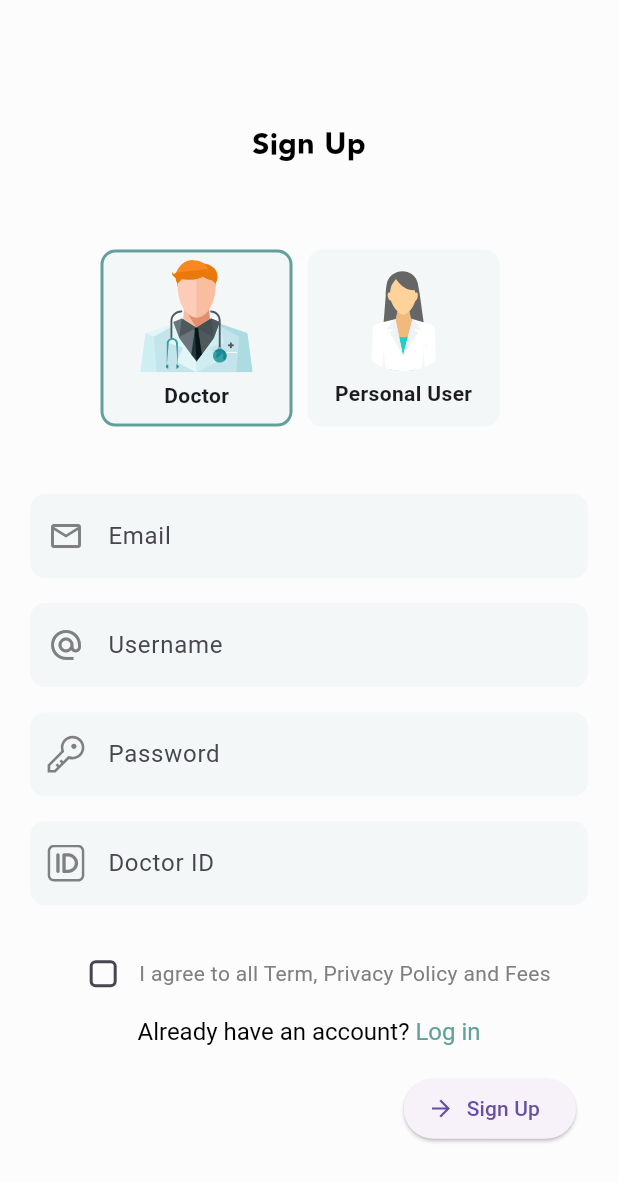
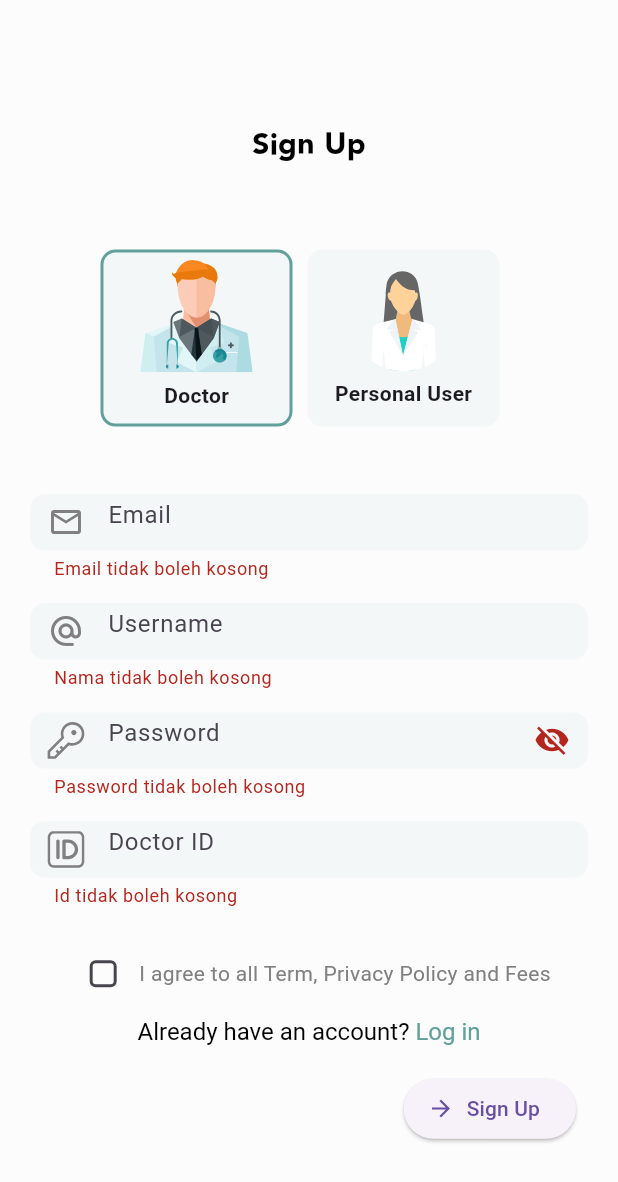
Before and after one commit to kiminandayo19/Mom_Kids_App, a Flutter app: the RegisterScreens screen opened directly, after a tap on "Sign Up", on a phone screen of 412 x 824 dp. Shown: the top 1182 px of the screen. Run offline on Flutter 3.47's test engine with Material 2 defaults, Android fonts, the phone set to English and light mode, and no system bars; our stand-ins replace flutter_svg, fluttertoast, shared_preferences; accounts and stored records are empty; Roboto replaces fonts that are missing (Avenir-Roman).

Commit message:
Login Register Logout

```diff
--- a/lib/main.dart
+++ b/lib/main.dart
@@ -16,7 +16,7 @@ class MomAndKids extends StatelessWidget {
   @override
   Widget build(BuildContext context) {
     return MaterialApp(
-      title: "mom and kids",
+      title: "Mom and Kids",
       debugShowCheckedModeBanner: false,
       theme: ThemeData(
         useMaterial3: true,
--- a/lib/routes.dart
+++ b/lib/routes.dart
@@ -1,6 +1,6 @@
 import 'package:flutter/material.dart';
 import 'package:mom_and_kids_app/screens/LoginPage/login_screens.dart';
-import 'package:mom_and_kids_app/screens/home/main_home.dart';
+// import 'package:mom_and_kids_app/screens/home/main_home.dart';
 import 'package:mom_and_kids_app/screens/register/register_screen.dart';
 import 'screens/GetStarted/get_started_detail_screen.dart';
 import 'screens/GetStarted/get_started_screen.dart';
@@ -22,5 +22,5 @@ final Map<String, WidgetBuilder> routes = {
   Subscription.routesName: (context) => const Subscription(),
   Payments.routesName: (context) => const Payments(),
   RegisterScreens.routesName: (context) => const RegisterScreens(),
-  Screens.routesName: (context) => const Screens(),
+  // Screens.routesName: (context) => Screens(),
 };
--- a/lib/screens/register/register_screen.dart
+++ b/lib/screens/register/register_screen.dart
@@ -3,66 +3,82 @@ import 'package:flutter/material.dart';
 import 'package:flutter_svg/flutter_svg.dart';
 import 'package:http/http.dart' as http;
 import 'package:fluttertoast/fluttertoast.dart';
-import 'package:mom_and_kids_app/Widgets/button.dart';
 import 'package:mom_and_kids_app/Widgets/to_login.dart';
-import 'package:mom_and_kids_app/screens/LoginPage/login_screens.dart';
+// import 'package:mom_and_kids_app/screens/LoginPage/login_screens.dart';
 
 class RegisterScreens extends StatefulWidget {
   static String routesName = "/register-page";
   const RegisterScreens({super.key});
 
   @override
-  _RegisterScreensState createState() => _RegisterScreensState();
+  State<RegisterScreens> createState() => _RegisterScreensState();
 }
 
 class _RegisterScreensState extends State<RegisterScreens>
     with TickerProviderStateMixin {
-  final _regFormKey = GlobalKey();
-  String? userName, userEmail, userPassword, userDoctorName, userDoctorEmail, userDoctorPassword;
-  int? userDoctorId;
+  final _key = GlobalKey<FormState>();
+  String? userName, userEmail, userPassword, userDoctorName, userDoctorEmail, userDoctorPassword, userDoctorId;
 
-  // Doctor Form Controller
-  TextEditingController userDoctorNameController = TextEditingController();
-  TextEditingController userDoctorEmailController = TextEditingController();
-  TextEditingController userDoctorPasswordController = TextEditingController();
-  TextEditingController userDoctorIdController = TextEditingController();
+  // // Doctor Form Controller
+  // TextEditingController userDoctorNameController = TextEditingController();
+  // TextEditingController userDoctorEmailController = TextEditingController();
+  // TextEditingController userDoctorPasswordController = TextEditingController();
+  // TextEditingController userDoctorIdController = TextEditingController();
+  //
+  // // User Form Controller
+  // TextEditingController userNameController = TextEditingController();
+  // TextEditingController userEmailController = TextEditingController();
+  // TextEditingController userPasswordController = TextEditingController();
 
-  // User Form Controller
-  TextEditingController userNameController = TextEditingController();
-  TextEditingController userEmailController = TextEditingController();
-  TextEditingController userPasswordController = TextEditingController();
+  bool _secureText = true;
 
+  showHide() {
+    setState(() {
+      _secureText = !_secureText;
+    });
+  }
 
-  Future register() async {
+  check() {
+    final form = _key.currentState!;
+    if(form.validate()) {
+      form.save();
+      register();
+    }
+  }
+
+  register() async {
     String apiurl = "http://192.168.1.9/momkids/register.php"; //api url
     //dont use http://localhost , because emulator don't get that address
-    //insted use your local IP address or use live URL
+    //instead use your local IP address or use live URL
     //hit "ipconfig" in windows or "ip a" in linux to get you local IP
-    var response = await http.post(Uri.parse(apiurl), body: {
-      'userEmail': userEmailController, //get the username text
-      'userPassword': userPasswordController, //get password text
-      'userDoctorEmail': userDoctorEmailController, //get the doctor username text
-      'userDoctorPassword': userDoctorPasswordController,  //get doctor password text
-      'userDoctorId': userDoctorIdController  //get doctor id text
+    final response = await http.post(Uri.parse(apiurl), body: {
+      'userEmail': userEmail, //get the username text
+      'userPassword': userPassword, //get password text
+      'userDoctorEmail': userDoctorEmail, //get the doctor username text
+      'userDoctorPassword': userDoctorPassword,  //get doctor password text
+      'userDoctorId': userDoctorId  //get doctor id text
     });
-    var data = json.decode(response.body);
-    if (data == "Error") {
+    final data = json.decode(response.body);
+    int value = data['value'];
+    if (value == 1 ) {
+      setState(() {
+        Navigator.pop(context);
+      });
       Fluttertoast.showToast(
-          msg: "User already exist.",
+          msg: "Akun anda berhasil didaftarkan.",
+          toastLength: Toast.LENGTH_SHORT,
+          gravity: ToastGravity.CENTER,
+          timeInSecForIosWeb: 1,
+          textColor: Colors.green,
+          fontSize: 25.0);
+    } else {
+      Fluttertoast.showToast(
+          msg: "Email sudah terdaftar.",
           toastLength: Toast.LENGTH_SHORT,
           gravity: ToastGravity.CENTER,
           timeInSecForIosWeb: 1,
           textColor: Colors.red,
           fontSize: 25.0);
-    } else {
-      Fluttertoast.showToast(
-          msg: "Registration successful.",
-          toastLength: Toast.LENGTH_SHORT,
-          gravity: ToastGravity.CENTER,
-          timeInSecForIosWeb: 1,
-          textColor: Colors.green,
-          fontSize: 25.0);
-      Navigator.push(context, MaterialPageRoute(builder: (context)=>LoginScreens(),),);
     }
   }
 
@@ -181,6 +197,7 @@ class _RegisterScreensState extends State<RegisterScreens>
 
   Form doctorFormRegist() {
     return Form(
+      key: _key,
       child: Column(
         children: [
           const SizedBox(
@@ -238,10 +255,10 @@ class _RegisterScreensState extends State<RegisterScreens>
             children: <Widget>[
               ElevatedButton.icon(
                   onPressed: () {
-                    register();
+                    check();
                   },
-                  icon: Icon(Icons.arrow_forward),
-                  label: Text('Sign Up')),
+                  icon: const Icon(Icons.arrow_forward),
+                  label: const Text('Sign Up')),
             ],
           ),
         ],
@@ -251,6 +268,7 @@ class _RegisterScreensState extends State<RegisterScreens>
 
   Form userFormRegist() {
     return Form(
+      key: _key,
       child: Column(
         children: [
           const SizedBox(
@@ -304,10 +322,10 @@ class _RegisterScreensState extends State<RegisterScreens>
             children: <Widget>[
               ElevatedButton.icon(
                   onPressed: () {
-                    register();
+                    check();
                   },
-                  icon: Icon(Icons.arrow_forward),
-                  label: Text('Sign Up')),
+                  icon: const Icon(Icons.arrow_forward),
+                  label: const Text('Sign Up')),
             ],
           ),
         ],
@@ -321,7 +339,13 @@ class _RegisterScreensState extends State<RegisterScreens>
       width: MediaQuery.of(context).size.width,
       height: MediaQuery.of(context).size.height * 0.07,
       child: TextFormField(
-        controller: userDoctorEmailController,
+        validator: (e) {
+          if (e!.isEmpty) {
+            return "Email tidak boleh kosong";
+          }
+          return null;
+        },
+        onSaved: (e)=>userDoctorEmail = e,
         keyboardType: TextInputType.emailAddress,
         decoration: InputDecoration(
           border: OutlineInputBorder(
@@ -352,7 +376,13 @@ class _RegisterScreensState extends State<RegisterScreens>
       width: MediaQuery.of(context).size.width,
       height: MediaQuery.of(context).size.height * 0.07,
       child: TextFormField(
-        controller: userDoctorNameController,
+        validator: (e) {
+          if (e!.isEmpty) {
+            return "Nama tidak boleh kosong";
+          }
+          return null;
+        },
+        onSaved: (e)=>userDoctorName = e,
         keyboardType: TextInputType.text,
         decoration: InputDecoration(
           border: OutlineInputBorder(
@@ -383,13 +413,23 @@ class _RegisterScreensState extends State<RegisterScreens>
       width: MediaQuery.of(context).size.width,
       height: MediaQuery.of(context).size.height * 0.07,
       child: TextFormField(
-        controller: userDoctorPasswordController,
-        obscureText: true,
+          validator: (e) {
+            if (e!.isEmpty) {
+              return "Password tidak boleh kosong";
+            }
+            return null;
+          },
+        onSaved: (e)=>userDoctorPassword = e,
+        obscureText: _secureText,
         keyboardType: TextInputType.text,
         decoration: InputDecoration(
           border: OutlineInputBorder(
             borderRadius: BorderRadius.circular(10),
             borderSide: const BorderSide(width: 0, style: BorderStyle.none),
+          ),
+          suffixIcon: IconButton(
+            onPressed: showHide,
+            icon: Icon(_secureText ? Icons.visibility_off : Icons.visibility),
           ),
           filled: true,
           fillColor: const Color(0XFFF4F7F8),
@@ -414,7 +454,13 @@ class _RegisterScreensState extends State<RegisterScreens>
       width: MediaQuery.of(context).size.width,
       height: MediaQuery.of(context).size.height * 0.07,
       child: TextFormField(
-        controller: userDoctorIdController,
+        validator: (e) {
+          if (e!.isEmpty) {
+            return "Id tidak boleh kosong";
+          }
+          return null;
+        },
+        onSaved: (e)=>userDoctorId = e,
         keyboardType: TextInputType.number,
         decoration: InputDecoration(
           border: OutlineInputBorder(
@@ -445,7 +491,13 @@ class _RegisterScreensState extends State<RegisterScreens>
       width: MediaQuery.of(context).size.width,
       height: MediaQuery.of(context).size.height * 0.07,
       child: TextFormField(
-        controller: userEmailController,
+        validator: (e) {
+          if (e!.isEmpty) {
+            return "Email tidak boleh kosong";
+          }
+          return null;
+        },
+        onSaved: (e)=>userEmail = e,
         keyboardType: TextInputType.emailAddress,
         decoration: InputDecoration(
           border: OutlineInputBorder(
@@ -476,7 +528,13 @@ class _RegisterScreensState extends State<RegisterScreens>
       width: MediaQuery.of(context).size.width,
       height: MediaQuery.of(context).size.height * 0.07,
       child: TextFormField(
-        controller: userNameController,
+        validator: (e) {
+          if (e!.isEmpty) {
+            return "Nama tidak boleh kosong";
+          }
+          return null;
+        },
+        onSaved: (e)=>userName = e,
         keyboardType: TextInputType.text,
         decoration: InputDecoration(
           border: OutlineInputBorder(
@@ -507,13 +565,23 @@ class _RegisterScreensState extends State<RegisterScreens>
       width: MediaQuery.of(context).size.width,
       height: MediaQuery.of(context).size.height * 0.07,
       child: TextFormField(
-        controller: userPasswordController,
-        obscureText: true,
+        validator: (e) {
+          if (e!.isEmpty) {
+            return "Password tidak boleh kosong";
+          }
+          return null;
+        },
+        onSaved:(e)=>userPassword = e,
+        obscureText: _secureText,
         keyboardType: TextInputType.text,
         decoration: InputDecoration(
           border: OutlineInputBorder(
             borderRadius: BorderRadius.circular(10),
             borderSide: const BorderSide(width: 0, style: BorderStyle.none),
+          ),
+          suffixIcon: IconButton(
+            onPressed: showHide,
+            icon: Icon(_secureText ? Icons.visibility_off : Icons.visibility),
           ),
           filled: true,
           fillColor: const Color(0XFFF4F7F8),
--- a/pubspec.yaml
+++ b/pubspec.yaml
@@ -41,6 +41,8 @@ dependencies:
   flutter_svg: ^1.1.5
   http: ^0.13.5
   fluttertoast: ^8.1.1
+  shared_preferences: ^2.0.15
+
 
 flutter_native_splash:
   color: "#ffffff"
```
Also changed, not shown: lib/screens/LoginPage/login_screens.dart (+153 -64 lines), lib/screens/home/main_home.dart (+23 -4 lines), pubspec.lock.
